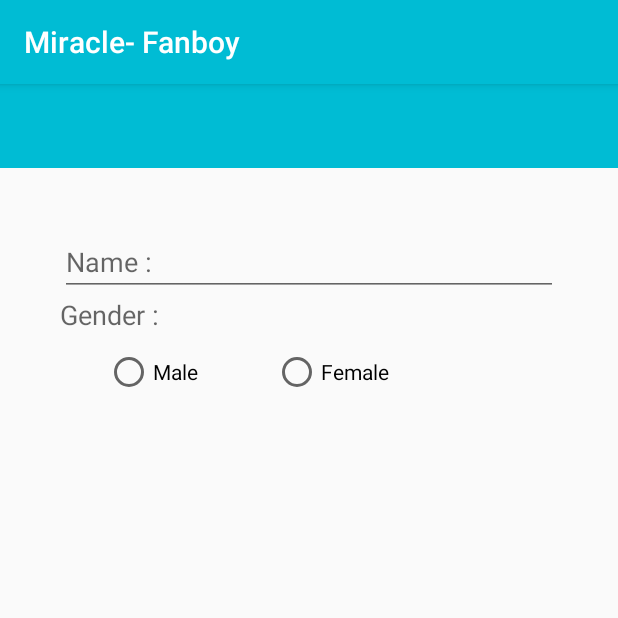
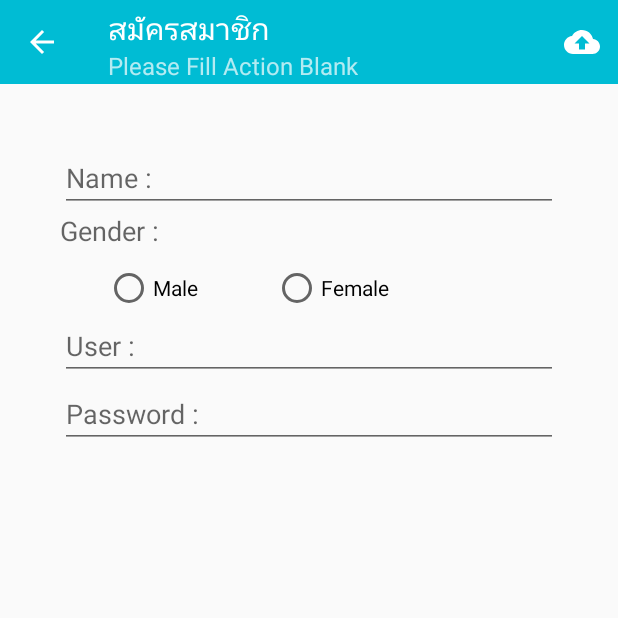
Before and after one commit to Captainlutum/MiracleFanboy, an Android app: the screen it shows after launch (MainActivity), after a tap on "New Register", on a phone screen of 412 x 824 dp, the top half of it. Run offline under Robolectric (Android 15) with nearby library versions, the phone set to English and light mode, and no system bars.

Commit message:
Value ok

```diff
--- a/app/src/main/java/nutchanon/kusonprempool/bsru/ac/th/RegisterFragment.java
+++ b/app/src/main/java/nutchanon/kusonprempool/bsru/ac/th/RegisterFragment.java
@@ -2,10 +2,17 @@ package nutchanon.kusonprempool.bsru.ac.th;
 
 
 import android.os.Bundle;
+import android.support.annotation.Nullable;
 import android.support.v4.app.Fragment;
+import android.support.v7.widget.Toolbar;
 import android.view.LayoutInflater;
+import android.view.Menu;
+import android.view.MenuInflater;
+import android.view.MenuItem;
 import android.view.View;
 import android.view.ViewGroup;
+import android.widget.EditText;
+import android.widget.RadioGroup;
 
 
 /**
@@ -13,11 +20,101 @@ import android.view.ViewGroup;
  */
 public class RegisterFragment extends Fragment {
 
+    private boolean aBoolean = true;
+    private String genderString;
+
 
     public RegisterFragment() {
         // Required empty public constructor
     }
 
+
+    @Override
+    public void onActivityCreated(@Nullable Bundle savedInstanceState) {
+        super.onActivityCreated(savedInstanceState);
+
+//        Create Toolbar
+        Toolbar toolbar = getView().findViewById(R.id.toolbarRegister);
+        ((MainActivity) getActivity()).setSupportActionBar(toolbar);
+        ((MainActivity) getActivity()).getSupportActionBar().setTitle(getString(R.string.register));
+        ((MainActivity) getActivity()).getSupportActionBar().setSubtitle("Please Fill Action Blank");
+        ((MainActivity) getActivity()).getSupportActionBar().setHomeButtonEnabled(true);
+        ((MainActivity) getActivity()).getSupportActionBar().setDisplayHomeAsUpEnabled(true);
+        toolbar.setNavigationOnClickListener(new View.OnClickListener() {
+            @Override
+            public void onClick(View v) {
+                getActivity().getSupportFragmentManager().popBackStack();
+            }
+        });
+        setHasOptionsMenu(true);
+
+        RadioGroup radioGroup = getView().findViewById(R.id.radGender);
+        radioGroup.setOnCheckedChangeListener(new RadioGroup.OnCheckedChangeListener() {
+            @Override
+            public void onCheckedChanged(RadioGroup group, int checkedId) {
+
+                aBoolean = false;
+                switch (checkedId) {
+                    case R.id radMale:
+                        genderString = "Male";
+                        break;
+                    case R.id radFemale:
+                        genderString = "Female";
+                        break;
+                }
+            }
+        });
+
+
+
+    }   // Main Method
+
+    @Override
+    public boolean onOptionsItemSelected(MenuItem item) {
+
+        if (item.getItemId() == R.id.itemUpload) {
+
+            checkvalueupload();
+
+
+
+
+        } //  if
+
+
+        return super.onOptionsItemSelected(item);
+    }
+
+    private void checkvalueupload() {
+//        Get Value From EditText
+        EditText nameEditText = getView().findViewById(R.id.edtName);
+        EditText userEditText = getView().findViewById(R.id.edtUser);
+        EditText passwordEditText = getView().findViewById(R.id.edtPassword);
+
+        String name =nameEditText.getText().toString().trim();
+        String user =nameEditText.getText().toString().trim();
+        String password =nameEditText.getText().toString().trim();
+
+        MyAlert myAlert = new MyAlert(getActivity());
+
+        if (name.isEmpty() || user.isEmpty() || password.isEmpty()) {
+//            Have Space
+            myAlert.normalDialog("Have Space","Please Fill All Blank");
+        } else if (aBoolean) {
+            myAlert.normalDialog("No Gender","Please Choose Gender");
+        }else{
+
+        }
+    }
+
+    @Override
+    public void onCreateOptionsMenu(Menu menu, MenuInflater inflater) {
+        super.onCreateOptionsMenu(menu, inflater);
+
+        inflater.inflate(R.menu.menu_register, menu);
+
+
+    }
 
     @Override
     public View onCreateView(LayoutInflater inflater, ViewGroup container,
--- /dev/null
+++ b/app/src/main/res/drawable-anydpi/ic_action_upload.xml
@@ -0,0 +1,10 @@
+<vector xmlns:android="http://schemas.android.com/apk/res/android"
+    android:width="24dp"
+    android:height="24dp"
+    android:viewportWidth="24"
+    android:viewportHeight="24"
+    android:tint="#FFFFFF">
+    <path
+        android:fillColor="#FF000000"
+        android:pathData="M19.35,10.04C18.67,6.59 15.64,4 12,4 9.11,4 6.6,5.64 5.35,8.04 2.34,8.36 0,10.91 0,14c0,3.31 2.69,6 6,6h13c2.76,0 5,-2.24 5,-5 0,-2.64 -2.05,-4.78 -4.65,-4.96zM14,13v4h-4v-4H7l5,-5 5,5h-3z"/>
+</vector>
--- a/app/src/main/res/layout/fragment_register0.xml
+++ b/app/src/main/res/layout/fragment_register0.xml
@@ -33,6 +33,7 @@
 
             <!--Name-->
                 <EditText
+                    android:id="@+id/edtName"
                     android:inputType="text"
                     android:hint="Name :"
                     android:layout_width="match_parent"
@@ -45,7 +46,9 @@
                     android:layout_width="wrap_content"
                     android:layout_height="wrap_content" />
 
+
             <RadioGroup
+                android:id="@+id/radGender"
                 android:layout_marginTop="10dp"
                 android:orientation="horizontal"
                 android:layout_width="wrap_content"
@@ -53,6 +56,7 @@
 
                 <!--Male-->
                 <RadioButton
+                    android:id="@+id/radMale"
                     android:layout_marginLeft="30dp"
                     android:text="Male"
                     android:layout_width="wrap_content"
@@ -60,6 +64,7 @@
 
                 <!--Female-->
                 <RadioButton
+                    android:id="@+id/radFemale"
                     android:layout_marginLeft="50dp"
                     android:text="Female"
                     android:layout_width="wrap_content"
@@ -67,6 +72,22 @@
 
             </RadioGroup>
 
+            <!--User-->
+                <EditText
+                    android:id="@+id/edtUser"
+                    android:inputType="text"
+                    android:hint="User :"
+                    android:layout_width="match_parent"
+                    android:layout_height="wrap_content" />
+
+            <!--Password-->
+                <EditText
+                    android:id="@+id/edtPassword"
+                    android:inputType="textPassword"
+                    android:hint="Password :"
+                    android:layout_width="match_parent"
+                    android:layout_height="wrap_content" />
+
          </LinearLayout>
 
     </LinearLayout>
--- /dev/null
+++ b/app/src/main/res/menu/menu_register.xml
@@ -0,0 +1,13 @@
+<?xml version="1.0" encoding="utf-8"?>
+<menu xmlns:android="http://schemas.android.com/apk/res/android"
+    xmlns:app="http://schemas.android.com/apk/res-auto">
+
+    <item
+        app:showAsAction="always"
+        android:icon="@drawable/ic_action_upload"
+        android:id="@+id/itemUpload"
+        android:title="Upload"></item>
+
+
+
+</menu>
--- a/app/src/main/res/values/strings.xml
+++ b/app/src/main/res/values/strings.xml
@@ -3,4 +3,8 @@
 
     <!-- TODO: Remove or change this placeholder text -->
     <string name="hello_blank_fragment">Hello blank fragment</string>
+
+    <string name="register">สมัครสมาชิก</string>
+
+
 </resources>
--- a/app/src/main/res/values/styles.xml
+++ b/app/src/main/res/values/styles.xml
@@ -1,7 +1,7 @@
 <resources>
 
     <!-- Base application theme. -->
-    <style name="AppTheme" parent="Theme.AppCompat.Light.DarkActionBar">
+    <style name="AppTheme" parent="Theme.AppCompat.Light.NoActionBar">
         <!-- Customize your theme here. -->
         <item name="colorPrimary">@color/colorPrimary</item>
         <item name="colorPrimaryDark">@color/colorPrimaryDark</item>
```
Also changed, not shown: app/src/main/java/nutchanon/kusonprempool/bsru/ac/th/MyAlert.java (added, +31 -0 lines), app/src/main/res/drawable-hdpi/ic_action_upload.png (added), app/src/main/res/drawable-mdpi/ic_action_upload.png (added), app/src/main/res/drawable-xhdpi/ic_action_upload.png (added), app/src/main/res/drawable-xxhdpi/ic_action_upload.png (added).
